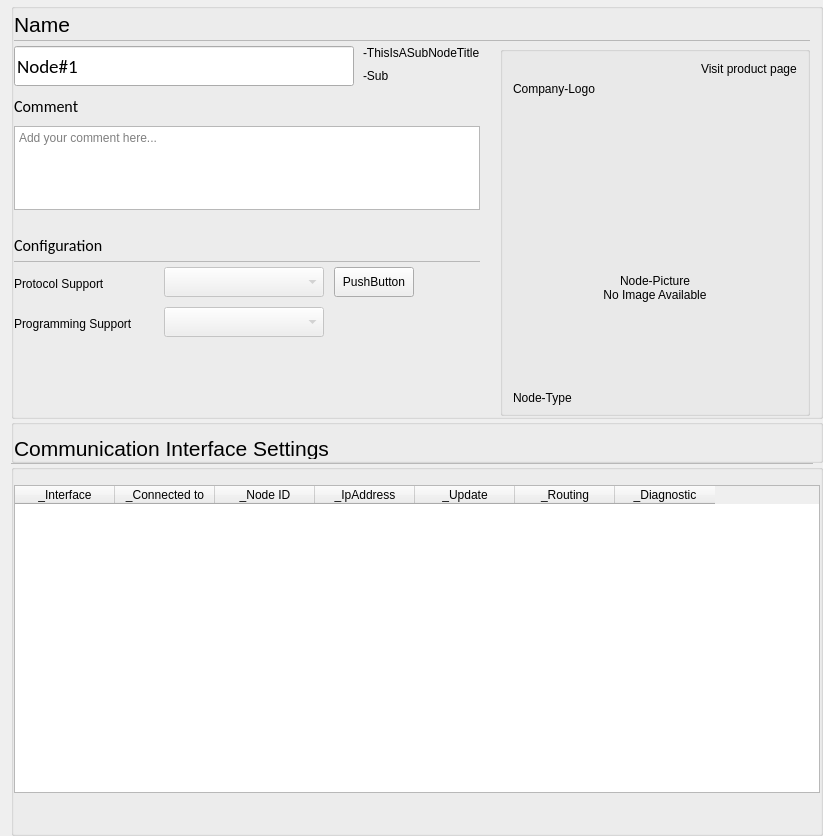
This is opensyde_tool/src/system_definition/node_edit/C_SdNdeNodePropertiesWidget.ui in openSYDE/openSYDE as Qt 5 draws it before an edit. The edited form follows.
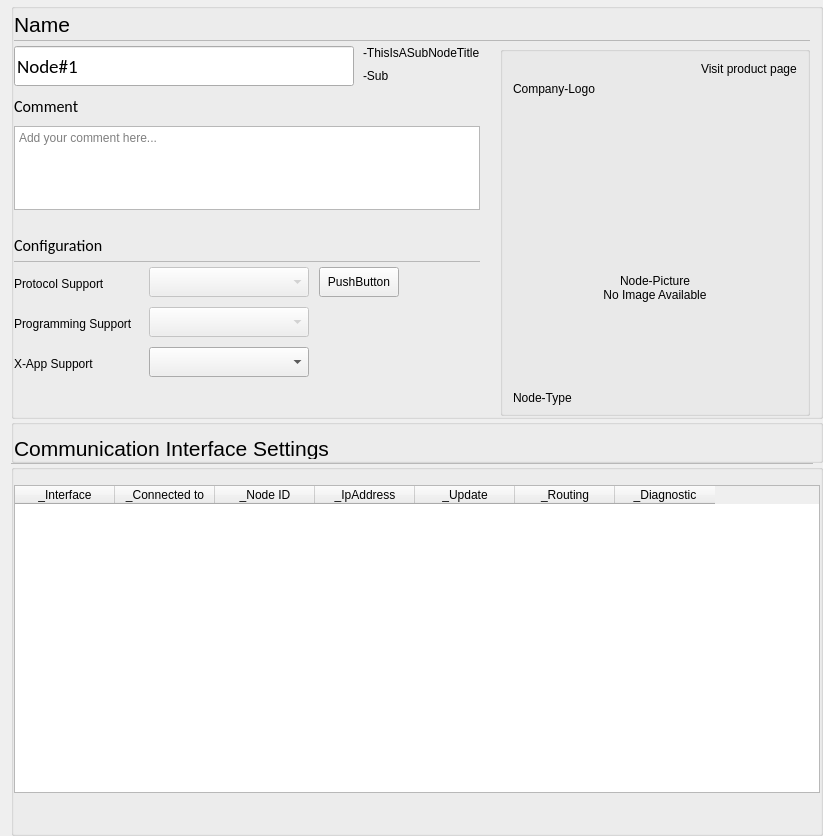
This is the edited form. Custom widgets are drawn as their Qt base class.

The edit to the form file:
```diff
--- a/opensyde_tool/src/system_definition/node_edit/C_SdNdeNodePropertiesWidget.ui
+++ b/opensyde_tool/src/system_definition/node_edit/C_SdNdeNodePropertiesWidget.ui
@@ -449,13 +449,16 @@
               <property name="spacing">
                <number>0</number>
               </property>
+              <property name="bottomMargin">
+               <number>0</number>
+              </property>
               <item>
                <layout class="QHBoxLayout" name="horizontalLayout_23" stretch="0,0">
                 <property name="spacing">
                  <number>6</number>
                 </property>
                 <property name="topMargin">
-                 <number>5</number>
+                 <number>4</number>
                 </property>
                 <item>
                  <widget class="stw::opensyde_gui_elements::C_OgeLabGroupItem" name="pc_LabelProtocol">
@@ -481,10 +484,13 @@
                   <property name="orientation">
                    <enum>Qt::Horizontal</enum>
                   </property>
+                  <property name="sizeType">
+                   <enum>QSizePolicy::Expanding</enum>
+                  </property>
                   <property name="sizeHint" stdset="0">
                    <size>
-                    <width>25</width>
-                    <height>1</height>
+                    <width>10</width>
+                    <height>35</height>
                    </size>
                   </property>
                  </spacer>
@@ -497,7 +503,7 @@
                  <number>6</number>
                 </property>
                 <property name="topMargin">
-                 <number>8</number>
+                 <number>5</number>
                 </property>
                 <item>
                  <widget class="stw::opensyde_gui_elements::C_OgeLabGroupItem" name="pc_LabelProgramming">
@@ -523,10 +529,58 @@
                   <property name="orientation">
                    <enum>Qt::Horizontal</enum>
                   </property>
+                  <property name="sizeType">
+                   <enum>QSizePolicy::Expanding</enum>
+                  </property>
                   <property name="sizeHint" stdset="0">
                    <size>
-                    <width>25</width>
-                    <height>1</height>
+                    <width>10</width>
+                    <height>35</height>
+                   </size>
+                  </property>
+                 </spacer>
+                </item>
+               </layout>
+              </item>
+              <item>
+               <layout class="QHBoxLayout" name="horizontalLayout_8">
+                <property name="topMargin">
+                 <number>5</number>
+                </property>
+                <property name="bottomMargin">
+                 <number>0</number>
+                </property>
+                <item>
+                 <widget class="stw::opensyde_gui_elements::C_OgeLabGroupItem" name="pc_LabelXAppSupport">
+                  <property name="minimumSize">
+                   <size>
+                    <width>0</width>
+                    <height>31</height>
+                   </size>
+                  </property>
+                  <property name="maximumSize">
+                   <size>
+                    <width>16777215</width>
+                    <height>31</height>
+                   </size>
+                  </property>
+                  <property name="text">
+                   <string>X-App Support</string>
+                  </property>
+                 </widget>
+                </item>
+                <item>
+                 <spacer name="horizontalSpacer_14">
+                  <property name="orientation">
+                   <enum>Qt::Horizontal</enum>
+                  </property>
+                  <property name="sizeType">
+                   <enum>QSizePolicy::Expanding</enum>
+                  </property>
+                  <property name="sizeHint" stdset="0">
+                   <size>
+                    <width>10</width>
+                    <height>35</height>
                    </size>
                   </property>
                  </spacer>
@@ -540,11 +594,11 @@
               <property name="spacing">
                <number>0</number>
               </property>
-              <property name="sizeConstraint">
-               <enum>QLayout::SetMinimumSize</enum>
-              </property>
               <item>
                <layout class="QHBoxLayout" name="horizontalLayout_22" stretch="0,0,0,0">
+                <property name="topMargin">
+                 <number>3</number>
+                </property>
                 <item>
                  <widget class="stw::opensyde_gui_elements::C_OgeCbxText" name="pc_ComboBoxProtocol">
                   <property name="enabled">
@@ -575,7 +629,7 @@
                   <property name="sizeHint" stdset="0">
                    <size>
                     <width>10</width>
-                    <height>40</height>
+                    <height>35</height>
                    </size>
                   </property>
                  </spacer>
@@ -610,7 +664,7 @@
                   <property name="sizeHint" stdset="0">
                    <size>
                     <width>10</width>
-                    <height>40</height>
+                    <height>35</height>
                    </size>
                   </property>
                  </spacer>
@@ -619,6 +673,9 @@
               </item>
               <item>
                <layout class="QHBoxLayout" name="horizontalLayout_28" stretch="0,0,0">
+                <property name="topMargin">
+                 <number>5</number>
+                </property>
                 <item>
                  <widget class="stw::opensyde_gui_elements::C_OgeCbxText" name="pc_ComboBoxProgramming">
                   <property name="enabled">
@@ -649,7 +706,7 @@
                   <property name="sizeHint" stdset="0">
                    <size>
                     <width>10</width>
-                    <height>40</height>
+                    <height>35</height>
                    </size>
                   </property>
                  </spacer>
@@ -665,7 +722,62 @@
                   <property name="sizeHint" stdset="0">
                    <size>
                     <width>10</width>
-                    <height>40</height>
+                    <height>35</height>
+                   </size>
+                  </property>
+                 </spacer>
+                </item>
+               </layout>
+              </item>
+              <item>
+               <layout class="QHBoxLayout" name="horizontalLayout_10">
+                <property name="topMargin">
+                 <number>5</number>
+                </property>
+                <item>
+                 <widget class="stw::opensyde_gui_elements::C_OgeCbxText" name="pc_ComboBoxXAppSupport">
+                  <property name="enabled">
+                   <bool>true</bool>
+                  </property>
+                  <property name="minimumSize">
+                   <size>
+                    <width>160</width>
+                    <height>30</height>
+                   </size>
+                  </property>
+                  <property name="maximumSize">
+                   <size>
+                    <width>160</width>
+                    <height>30</height>
+                   </size>
+                  </property>
+                 </widget>
+                </item>
+                <item>
+                 <spacer name="horizontalSpacer_15">
+                  <property name="orientation">
+                   <enum>Qt::Horizontal</enum>
+                  </property>
+                  <property name="sizeType">
+                   <enum>QSizePolicy::Fixed</enum>
+                  </property>
+                  <property name="sizeHint" stdset="0">
+                   <size>
+                    <width>10</width>
+                    <height>35</height>
+                   </size>
+                  </property>
+                 </spacer>
+                </item>
+                <item>
+                 <spacer name="horizontalSpacer_16">
+                  <property name="orientation">
+                   <enum>Qt::Horizontal</enum>
+                  </property>
+                  <property name="sizeHint" stdset="0">
+                   <size>
+                    <width>10</width>
+                    <height>35</height>
                    </size>
                   </property>
                  </spacer>
@@ -1170,17 +1282,6 @@
   </layout>
  </widget>
  <customwidgets>
-  <customwidget>
-   <class>stw::opensyde_gui_elements::C_OgeFraSeparator</class>
-   <extends>QFrame</extends>
-   <header>C_OgeFraSeparator.hpp</header>
-   <container>1</container>
-  </customwidget>
-  <customwidget>
-   <class>stw::opensyde_gui_elements::C_OgeLabHeadingGroupBold</class>
-   <extends>QLabel</extends>
-   <header>C_OgeLabHeadingGroupBold.hpp</header>
-  </customwidget>
   <customwidget>
    <class>stw::opensyde_gui_elements::C_OgeLabGroupItem</class>
    <extends>QLabel</extends>
@@ -1192,7 +1293,13 @@
    <header>C_OgeCbxText.hpp</header>
   </customwidget>
   <customwidget>
-   <class>stw::opensyde_gui_elements::C_OgeLabGenericNoPaddingNoMargins</class>
+   <class>stw::opensyde_gui_elements::C_OgeFraSeparator</class>
+   <extends>QFrame</extends>
+   <header>C_OgeFraSeparator.hpp</header>
+   <container>1</container>
+  </customwidget>
+  <customwidget>
+   <class>stw::opensyde_gui_elements::C_OgeLabHeadingGroupBold</class>
    <extends>QLabel</extends>
    <header>C_OgeLabGenericNoPaddingNoMargins.hpp</header>
   </customwidget>
@@ -1201,21 +1308,16 @@
    <extends>QTextEdit</extends>
    <header>C_OgeTedPropertiesComment.hpp</header>
   </customwidget>
-  <customwidget>
-   <class>stw::opensyde_gui_elements::C_OgeGbxGrayed</class>
-   <extends>QGroupBox</extends>
-   <header>C_OgeGbxGrayed.hpp</header>
-   <container>1</container>
-  </customwidget>
   <customwidget>
    <class>stw::opensyde_gui_elements::C_OgeLePropertiesName</class>
    <extends>QLineEdit</extends>
    <header>C_OgeLePropertiesName.hpp</header>
   </customwidget>
   <customwidget>
-   <class>stw::opensyde_gui_elements::C_OgeLabGenericBubble</class>
-   <extends>QLabel</extends>
-   <header>C_OgeLabGenericBubble.hpp</header>
+   <class>stw::opensyde_gui_elements::C_OgeGbxGrayed</class>
+   <extends>QGroupBox</extends>
+   <header>C_OgeGbxGrayed.hpp</header>
+   <container>1</container>
   </customwidget>
   <customwidget>
    <class>stw::opensyde_gui_elements::C_OgeGbxTransparent</class>
@@ -1223,6 +1325,16 @@
    <header>C_OgeGbxTransparent.hpp</header>
    <container>1</container>
   </customwidget>
+  <customwidget>
+   <class>stw::opensyde_gui_elements::C_OgeLabGenericNoPaddingNoMargins</class>
+   <extends>QLabel</extends>
+   <header>C_OgeLabGenericNoPaddingNoMargins.hpp</header>
+  </customwidget>
+  <customwidget>
+   <class>stw::opensyde_gui_elements::C_OgeLabGenericBubble</class>
+   <extends>QLabel</extends>
+   <header>C_OgeLabGenericBubble.hpp</header>
+  </customwidget>
   <customwidget>
    <class>stw::opensyde_gui_elements::C_OgeLabNodeType</class>
    <extends>QLabel</extends>
@@ -1238,6 +1350,11 @@
    <extends>QPushButton</extends>
    <header>C_OgePubOptions.hpp</header>
   </customwidget>
+  <customwidget>
+   <class>stw::opensyde_gui_elements::C_OgeLabExternalLink</class>
+   <extends>QLabel</extends>
+   <header>C_OgeLabExternalLink.hpp</header>
+  </customwidget>
  </customwidgets>
  <tabstops>
   <tabstop>pc_LineEditNodeName</tabstop>
```
Left out of the diff: 18 changed lines with no effect on the pictures. Lines whose indentation alone changed are shown as unchanged.
